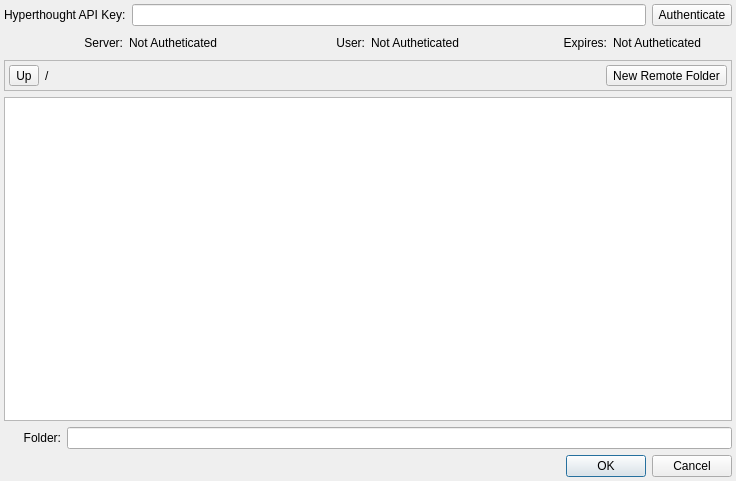
First picture: the form in hyperthoughtdialog.ui, repository BlueQuartzSoftware/MetaForge, before the edit.
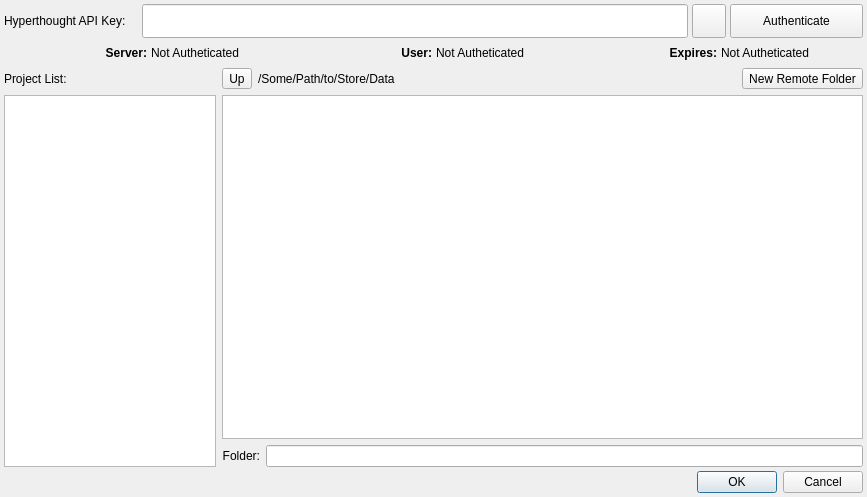
Second picture: the form after the edit. Icons and pictures are not drawn. Custom widgets are drawn as their Qt base class.

The edit to the form file:
```diff
--- a/hyperthoughtdialog.ui
+++ b/hyperthoughtdialog.ui
@@ -6,8 +6,8 @@
    <rect>
     <x>0</x>
     <y>0</y>
-    <width>736</width>
-    <height>481</height>
+    <width>867</width>
+    <height>497</height>
    </rect>
   </property>
   <property name="sizePolicy">
@@ -26,110 +26,31 @@
    <property name="margin">
     <number>4</number>
    </property>
-   <item row="2" column="0" colspan="12">
-    <widget class="QFrame" name="frame">
-     <property name="sizePolicy">
-      <sizepolicy hsizetype="Preferred" vsizetype="Preferred">
-       <horstretch>0</horstretch>
-       <verstretch>0</verstretch>
-      </sizepolicy>
-     </property>
-     <property name="frameShape">
-      <enum>QFrame::StyledPanel</enum>
-     </property>
-     <property name="frameShadow">
-      <enum>QFrame::Raised</enum>
-     </property>
-     <layout class="QHBoxLayout" name="horizontalLayout_2">
-      <property name="margin">
-       <number>4</number>
-      </property>
-      <item>
-       <widget class="QToolButton" name="parentDirectoryButton">
-        <property name="toolTip">
-         <string>Move Up a Directory</string>
-        </property>
-        <property name="statusTip">
-         <string/>
-        </property>
-        <property name="text">
-         <string>Up</string>
-        </property>
-        <property name="icon">
-         <iconset resource="resources.qrc">
-          <normaloff>:/resources/arrow-top@2x.png</normaloff>:/resources/arrow-top@2x.png</iconset>
-        </property>
-        <property name="iconSize">
-         <size>
-          <width>16</width>
-          <height>16</height>
-         </size>
-        </property>
-        <property name="toolButtonStyle">
-         <enum>Qt::ToolButtonTextBesideIcon</enum>
-        </property>
-       </widget>
-      </item>
-      <item>
-       <layout class="QHBoxLayout" name="horizontalLayout">
-        <item>
-         <widget class="QLabel" name="directoryLabel">
-          <property name="text">
-           <string>/</string>
-          </property>
-         </widget>
-        </item>
-        <item>
-         <spacer name="horizontalSpacer_2">
-          <property name="orientation">
-           <enum>Qt::Horizontal</enum>
-          </property>
-          <property name="sizeHint" stdset="0">
-           <size>
-            <width>569</width>
-            <height>20</height>
-           </size>
-          </property>
-         </spacer>
-        </item>
-        <item>
-         <widget class="QToolButton" name="newFolderButton">
-          <property name="toolTip">
-           <string>Create Remote Folder</string>
-          </property>
-          <property name="text">
-           <string>New Remote Folder</string>
-          </property>
-          <property name="icon">
-           <iconset resource="resources.qrc">
-            <normaloff>:/resources/folder@2x.png</normaloff>:/resources/folder@2x.png</iconset>
-          </property>
-          <property name="iconSize">
-           <size>
-            <width>16</width>
-            <height>16</height>
-           </size>
-          </property>
-          <property name="toolButtonStyle">
-           <enum>Qt::ToolButtonTextBesideIcon</enum>
-          </property>
-         </widget>
-        </item>
-       </layout>
-      </item>
-     </layout>
-    </widget>
-   </item>
-   <item row="4" column="1" colspan="11">
-    <widget class="QLineEdit" name="locationLineEdit"/>
-   </item>
-   <item row="1" column="0" colspan="12">
+   <property name="topMargin">
+    <number>4</number>
+   </property>
+   <property name="rightMargin">
+    <number>4</number>
+   </property>
+   <property name="bottomMargin">
+    <number>4</number>
+   </property>
+   <property name="spacing">
+    <number>4</number>
+   </property>
+   <item row="1" column="0" colspan="7">
     <layout class="QHBoxLayout" name="horizontalLayout_3">
      <property name="margin">
       <number>4</number>
      </property>
      <item>
       <widget class="QLabel" name="label">
+       <property name="font">
+        <font>
+         <weight>75</weight>
+         <bold>true</bold>
+        </font>
+       </property>
        <property name="text">
         <string>Server:</string>
        </property>
@@ -147,6 +68,12 @@
      </item>
      <item>
       <widget class="QLabel" name="label_3">
+       <property name="font">
+        <font>
+         <weight>75</weight>
+         <bold>true</bold>
+        </font>
+       </property>
        <property name="text">
         <string>User:</string>
        </property>
@@ -164,6 +91,12 @@
      </item>
      <item>
       <widget class="QLabel" name="label_2">
+       <property name="font">
+        <font>
+         <weight>75</weight>
+         <bold>true</bold>
+        </font>
+       </property>
        <property name="text">
         <string>Expires:</string>
        </property>
@@ -181,76 +114,7 @@
      </item>
     </layout>
    </item>
-   <item row="0" column="2" colspan="9">
-    <widget class="QLineEdit" name="apiKeyLineEdit">
-     <property name="sizePolicy">
-      <sizepolicy hsizetype="Minimum" vsizetype="Fixed">
-       <horstretch>0</horstretch>
-       <verstretch>0</verstretch>
-      </sizepolicy>
-     </property>
-     <property name="minimumSize">
-      <size>
-       <width>0</width>
-       <height>0</height>
-      </size>
-     </property>
-    </widget>
-   </item>
-   <item row="0" column="0" colspan="2">
-    <widget class="QLabel" name="apiKeyLabel">
-     <property name="text">
-      <string>Hyperthought API Key:</string>
-     </property>
-    </widget>
-   </item>
-   <item row="0" column="11">
-    <widget class="QPushButton" name="apiKeyButton">
-     <property name="text">
-      <string>Authenticate</string>
-     </property>
-    </widget>
-   </item>
-   <item row="4" column="0">
-    <widget class="QLabel" name="locationLabel">
-     <property name="text">
-      <string>Folder:</string>
-     </property>
-     <property name="alignment">
-      <set>Qt::AlignRight|Qt::AlignTrailing|Qt::AlignVCenter</set>
-     </property>
-    </widget>
-   </item>
-   <item row="5" column="10" colspan="2">
-    <widget class="QDialogButtonBox" name="buttonBox">
-     <property name="orientation">
-      <enum>Qt::Horizontal</enum>
-     </property>
-     <property name="standardButtons">
-      <set>QDialogButtonBox::Cancel|QDialogButtonBox::Ok</set>
-     </property>
-    </widget>
-   </item>
-   <item row="3" column="0" colspan="12">
-    <widget class="DeselectableListView" name="listView">
-     <property name="alternatingRowColors">
-      <bool>true</bool>
-     </property>
-     <property name="selectionMode">
-      <enum>QAbstractItemView::SingleSelection</enum>
-     </property>
-     <property name="selectionBehavior">
-      <enum>QAbstractItemView::SelectItems</enum>
-     </property>
-     <property name="uniformItemSizes">
-      <bool>true</bool>
-     </property>
-     <property name="selectionRectVisible">
-      <bool>true</bool>
-     </property>
-    </widget>
-   </item>
-   <item row="5" column="0" colspan="10">
+   <item row="5" column="0" colspan="4">
     <spacer name="horizontalSpacer">
      <property name="orientation">
       <enum>Qt::Horizontal</enum>
@@ -263,13 +127,271 @@
      </property>
     </spacer>
    </item>
+   <item row="2" column="0" colspan="7">
+    <layout class="QGridLayout" name="gridLayout_2" columnstretch="33,100">
+     <property name="topMargin">
+      <number>0</number>
+     </property>
+     <property name="rightMargin">
+      <number>0</number>
+     </property>
+     <property name="bottomMargin">
+      <number>0</number>
+     </property>
+     <property name="spacing">
+      <number>6</number>
+     </property>
+     <item row="0" column="1">
+      <layout class="QHBoxLayout" name="horizontalLayout_5">
+       <item>
+        <widget class="QToolButton" name="parentDirectoryButton">
+         <property name="toolTip">
+          <string>Move Up a Directory</string>
+         </property>
+         <property name="statusTip">
+          <string/>
+         </property>
+         <property name="text">
+          <string>Up</string>
+         </property>
+         <property name="icon">
+          <iconset resource="resources.qrc">
+           <normaloff>:/resources/images/arrow-top@2x.png</normaloff>:/resources/images/arrow-top@2x.png</iconset>
+         </property>
+         <property name="iconSize">
+          <size>
+           <width>16</width>
+           <height>16</height>
+          </size>
+         </property>
+         <property name="toolButtonStyle">
+          <enum>Qt::ToolButtonTextBesideIcon</enum>
+         </property>
+        </widget>
+       </item>
+       <item>
+        <widget class="QLabel" name="breadcrumbLabel">
+         <property name="sizePolicy">
+          <sizepolicy hsizetype="Expanding" vsizetype="Preferred">
+           <horstretch>0</horstretch>
+           <verstretch>0</verstretch>
+          </sizepolicy>
+         </property>
+         <property name="minimumSize">
+          <size>
+           <width>0</width>
+           <height>0</height>
+          </size>
+         </property>
+         <property name="text">
+          <string>/Some/Path/to/Store/Data</string>
+         </property>
+        </widget>
+       </item>
+       <item>
+        <spacer name="horizontalSpacer_2">
+         <property name="orientation">
+          <enum>Qt::Horizontal</enum>
+         </property>
+         <property name="sizeType">
+          <enum>QSizePolicy::Minimum</enum>
+         </property>
+         <property name="sizeHint" stdset="0">
+          <size>
+           <width>20</width>
+           <height>20</height>
+          </size>
+         </property>
+        </spacer>
+       </item>
+       <item>
+        <widget class="QToolButton" name="newFolderButton">
+         <property name="toolTip">
+          <string>Create Remote Folder</string>
+         </property>
+         <property name="text">
+          <string>New Remote Folder</string>
+         </property>
+         <property name="icon">
+          <iconset resource="resources.qrc">
+           <normaloff>:/resources/images/folder@2x.png</normaloff>:/resources/images/folder@2x.png</iconset>
+         </property>
+         <property name="iconSize">
+          <size>
+           <width>16</width>
+           <height>16</height>
+          </size>
+         </property>
+         <property name="toolButtonStyle">
+          <enum>Qt::ToolButtonTextBesideIcon</enum>
+         </property>
+        </widget>
+       </item>
+      </layout>
+     </item>
+     <item row="0" column="0">
+      <widget class="QLabel" name="label_4">
+       <property name="text">
+        <string>Project List:</string>
+       </property>
+      </widget>
+     </item>
+     <item row="2" column="1">
+      <layout class="QHBoxLayout" name="horizontalLayout">
+       <property name="bottomMargin">
+        <number>0</number>
+       </property>
+       <item>
+        <widget class="QLabel" name="locationLabel">
+         <property name="text">
+          <string>Folder:</string>
+         </property>
+         <property name="alignment">
+          <set>Qt::AlignRight|Qt::AlignTrailing|Qt::AlignVCenter</set>
+         </property>
+        </widget>
+       </item>
+       <item>
+        <widget class="QLineEdit" name="selectedFolderLabel"/>
+       </item>
+      </layout>
+     </item>
+     <item row="1" column="0" rowspan="2">
+      <widget class="QListWidget" name="projectListView"/>
+     </item>
+     <item row="1" column="1">
+      <widget class="DeselectableTableView" name="folderListView">
+       <property name="editTriggers">
+        <set>QAbstractItemView::NoEditTriggers</set>
+       </property>
+       <property name="alternatingRowColors">
+        <bool>false</bool>
+       </property>
+       <property name="selectionMode">
+        <enum>QAbstractItemView::SingleSelection</enum>
+       </property>
+       <property name="selectionBehavior">
+        <enum>QAbstractItemView::SelectRows</enum>
+       </property>
+       <property name="showGrid">
+        <bool>false</bool>
+       </property>
+       <property name="cornerButtonEnabled">
+        <bool>false</bool>
+       </property>
+       <attribute name="horizontalHeaderCascadingSectionResizes">
+        <bool>true</bool>
+       </attribute>
+       <attribute name="horizontalHeaderMinimumSectionSize">
+        <number>100</number>
+       </attribute>
+       <attribute name="horizontalHeaderStretchLastSection">
+        <bool>true</bool>
+       </attribute>
+       <attribute name="verticalHeaderVisible">
+        <bool>false</bool>
+       </attribute>
+      </widget>
+     </item>
+    </layout>
+   </item>
+   <item row="5" column="4" colspan="3">
+    <widget class="QDialogButtonBox" name="buttonBox">
+     <property name="sizePolicy">
+      <sizepolicy hsizetype="Preferred" vsizetype="Minimum">
+       <horstretch>0</horstretch>
+       <verstretch>0</verstretch>
+      </sizepolicy>
+     </property>
+     <property name="orientation">
+      <enum>Qt::Horizontal</enum>
+     </property>
+     <property name="standardButtons">
+      <set>QDialogButtonBox::Cancel|QDialogButtonBox::Ok</set>
+     </property>
+    </widget>
+   </item>
+   <item row="0" column="6">
+    <widget class="QPushButton" name="apiKeyButton">
+     <property name="sizePolicy">
+      <sizepolicy hsizetype="Preferred" vsizetype="Preferred">
+       <horstretch>0</horstretch>
+       <verstretch>0</verstretch>
+      </sizepolicy>
+     </property>
+     <property name="text">
+      <string>Authenticate</string>
+     </property>
+    </widget>
+   </item>
+   <item row="0" column="5">
+    <widget class="QPushButton" name="pasteFromClipboardBtn">
+     <property name="sizePolicy">
+      <sizepolicy hsizetype="Fixed" vsizetype="Fixed">
+       <horstretch>0</horstretch>
+       <verstretch>0</verstretch>
+      </sizepolicy>
+     </property>
+     <property name="minimumSize">
+      <size>
+       <width>34</width>
+       <height>34</height>
+      </size>
+     </property>
+     <property name="maximumSize">
+      <size>
+       <width>34</width>
+       <height>34</height>
+      </size>
+     </property>
+     <property name="toolTip">
+      <string>Click to paste your API key that is on the clipboard</string>
+     </property>
+     <property name="text">
+      <string/>
+     </property>
+     <property name="icon">
+      <iconset resource="resources.qrc">
+       <normaloff>:/resources/images/key@2x.png</normaloff>:/resources/images/key@2x.png</iconset>
+     </property>
+     <property name="iconSize">
+      <size>
+       <width>16</width>
+       <height>16</height>
+      </size>
+     </property>
+    </widget>
+   </item>
+   <item row="0" column="0">
+    <widget class="QLabel" name="apiKeyLabel">
+     <property name="text">
+      <string>Hyperthought API Key:</string>
+     </property>
+    </widget>
+   </item>
+   <item row="0" column="1" colspan="4">
+    <widget class="QLineEdit" name="apiKeyLineEdit">
+     <property name="sizePolicy">
+      <sizepolicy hsizetype="Expanding" vsizetype="Preferred">
+       <horstretch>0</horstretch>
+       <verstretch>0</verstretch>
+      </sizepolicy>
+     </property>
+     <property name="minimumSize">
+      <size>
+       <width>0</width>
+       <height>0</height>
+      </size>
+     </property>
+    </widget>
+   </item>
   </layout>
  </widget>
  <customwidgets>
   <customwidget>
-   <class>DeselectableListView</class>
-   <extends>QListView</extends>
-   <header location="global">ht_widgets.deselectable_list_view</header>
+   <class>DeselectableTableView</class>
+   <extends>QTableView</extends>
+   <header location="global">ht_widgets.deselectable_table_view</header>
   </customwidget>
  </customwidgets>
  <resources>
```
Left out of the diff: 13 changed lines with no effect on the pictures.
